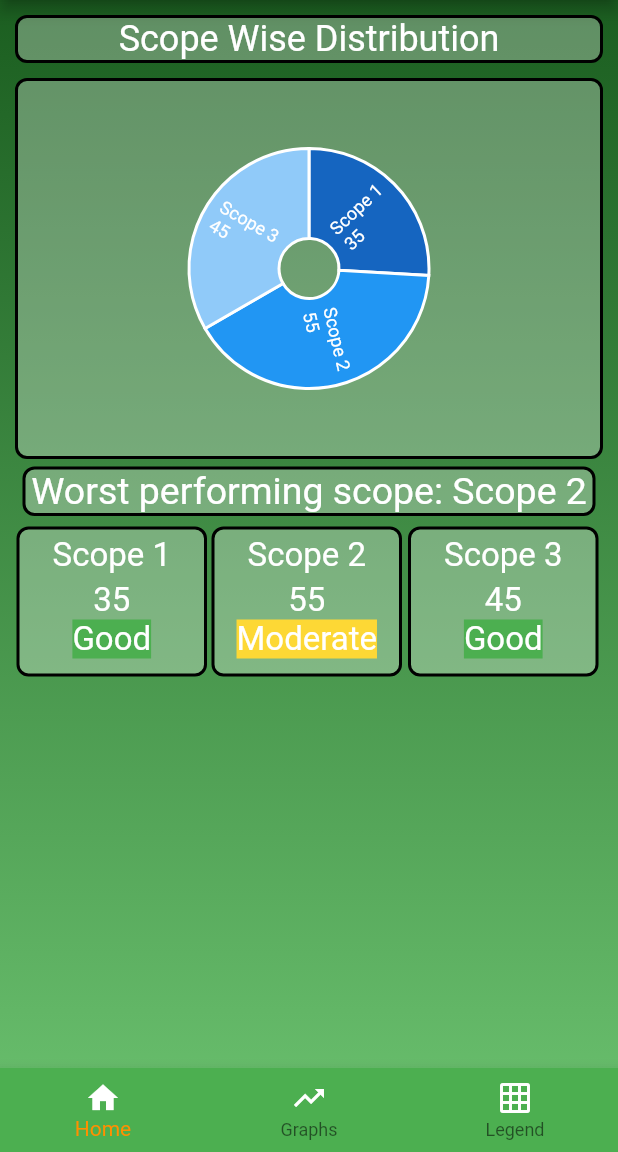
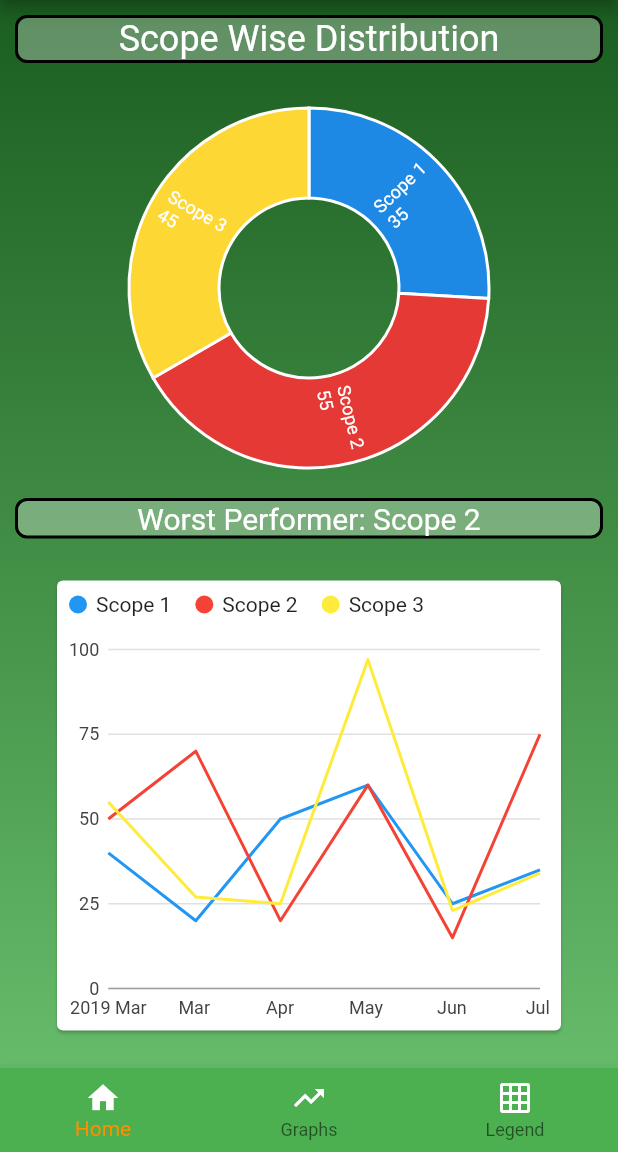
Before and after one commit to mahajanhrishikesh/sccn, a Flutter app: the screen it shows after launch, on a phone screen of 412 x 824 dp, the part 84-1236 px from its top. Run offline on Flutter 3.47's test engine with Material 2 defaults, Android fonts, the phone set to English and light mode, and no system bars; our stand-ins replace charts_flutter.

Commit message:
Added Line Graph to main

```diff
--- a/lib/donut.dart
+++ b/lib/donut.dart
@@ -46,9 +46,9 @@ class DonutAutoLabelChart extends StatelessWidget {
   /// Create one series with sample hard coded data.
   static List<charts.Series<LinearSales, int>> _createSampleData() {
     final data = [
-      new LinearSales(0, 35, Color(0xFF1565C0),'Scope 1'),
-      new LinearSales(1, 55, Color(0xFF2196F3),'Scope 2'),
-      new LinearSales(2, 45, Color(0xFF90CAF9),'Scope 3'),
+      new LinearSales(0, 35, Color(0xFF1E88E5),'Scope 1'),
+      new LinearSales(1, 55, Color(0xFFE53935),'Scope 2'),
+      new LinearSales(2, 45, Color(0xFFFDD835),'Scope 3'),
     ];
 
     return [
--- a/lib/main.dart
+++ b/lib/main.dart
@@ -14,7 +14,88 @@ class MyApp extends StatefulWidget {
   }
 }
 
+//Chart Class:
+class scopeStructure {
+  final DateTime month;
+  final double emissionValue;
+
+  scopeStructure({this.month, this.emissionValue});
+}
+
+//Variables:
+var lineDataScope1 = [
+  scopeStructure(month: DateTime(2019, 3), emissionValue: 40),
+  scopeStructure(month: DateTime(2019, 4), emissionValue: 20),
+  scopeStructure(month: DateTime(2019, 5), emissionValue: 50),
+  scopeStructure(month: DateTime(2019, 6), emissionValue: 60),
+  scopeStructure(month: DateTime(2019, 7), emissionValue: 25),
+  scopeStructure(month: DateTime(2019, 8), emissionValue: 35),
+];
+
+var lineDataScope2 = [
+  scopeStructure(month: DateTime(2019, 3), emissionValue: 50),
+  scopeStructure(month: DateTime(2019, 4), emissionValue: 70),
+  scopeStructure(month: DateTime(2019, 5), emissionValue: 20),
+  scopeStructure(month: DateTime(2019, 6), emissionValue: 60),
+  scopeStructure(month: DateTime(2019, 7), emissionValue: 15),
+  scopeStructure(month: DateTime(2019, 8), emissionValue: 75),
+];
+
+var lineDataScope3 = [
+  scopeStructure(month: DateTime(2019, 3), emissionValue: 55),
+  scopeStructure(month: DateTime(2019, 4), emissionValue: 27),
+  scopeStructure(month: DateTime(2019, 5), emissionValue: 25),
+  scopeStructure(month: DateTime(2019, 6), emissionValue: 97),
+  scopeStructure(month: DateTime(2019, 7), emissionValue: 23),
+  scopeStructure(month: DateTime(2019, 8), emissionValue: 34),
+];
+
+//Line Series:
+var lineSeries = [
+  charts.Series(
+    domainFn: (scopeStructure s, _) => s.month,
+    measureFn: (scopeStructure s, _) => s.emissionValue,
+    id: "Scope 1",
+    data: lineDataScope1,
+  ),
+  charts.Series(
+    domainFn: (scopeStructure s, _) => s.month,
+    measureFn: (scopeStructure s, _) => s.emissionValue,
+    id: "Scope 2",
+    data: lineDataScope2,
+  ),
+  charts.Series(
+    domainFn: (scopeStructure s, _) => s.month,
+    measureFn: (scopeStructure s, _) => s.emissionValue,
+    id: "Scope 3",
+    data: lineDataScope3,
+  ),
+];
+
+//Chart Design
+var lineChart = charts.TimeSeriesChart(
+  lineSeries,
+  animate: true,
+  behaviors: [charts.SeriesLegend(desiredMaxColumns: 1)],
+);
+
+//Chart Builder
+var lineChartWidget = Padding(
+  padding: EdgeInsets.all(24.0),
+  child: Card(
+    child: SizedBox(
+      height: 300.0,
+      child: lineChart,
+    ),
+  ),
+);
+
+
 class _MyAppState extends State<MyApp> {
+  /*******************Line Graph***********************/
+
+  /******************End Line Graph**************************/
+
   int _selectedIndex = 0;
   static const TextStyle optionStyle =
       TextStyle(fontSize: 30, fontWeight: FontWeight.bold);
@@ -43,35 +124,20 @@ class _MyAppState extends State<MyApp> {
                 child: Text('Scope Wise Distribution',
                     style: TextStyle(color: Colors.white, fontSize: 24))),
           ),
+
           Padding(
             padding: const EdgeInsets.only(top: 10.0),
             child: Container(
-              decoration: BoxDecoration(
-                  color: Colors.white30,
-                  borderRadius: BorderRadius.all(Radius.circular(8.0)),
-                  border: Border.all(
-                  width: 2,
-                  ),
-              ),
               child: Container(
                 child: Center(
                   child: Column(
                     children: <Widget>[
                       Container(
-                        width: 200,
-                        height: 250,
+                        width: 280,
+                        height: 280,
                         child: DonutAutoLabelChart.withSampleData(),
-                      )
-                    ],
                       ),
-                ),
-              ),
-            ),
-          ),
-          Padding(
-
-            padding: const EdgeInsets.all(5.0),
-            child: Container(
+                      Container(
                         decoration: BoxDecoration(
                           color: Colors.white30,
                           borderRadius: BorderRadius.all(Radius.circular(8.0)),
@@ -80,156 +146,19 @@ class _MyAppState extends State<MyApp> {
                           ),
                         ),
                         child: Center(
-                  child: Text('Worst performing scope: Scope 2',style: TextStyle(color: Colors.white, fontSize: 25),)
-              ),
-            ),
-          ),
-          Row(children: <Widget>[
-            Padding(
-              padding: const EdgeInsets.all(1.0),
-              child: Container(
-                child: Column(
-                  children: <Widget>[
-                    Padding(
-                      padding: const EdgeInsets.all(4.0),
-                      child: Text(
-                        "Scope 1",
+                            child: Text('Worst Performer: Scope 2',
                                 style: TextStyle(
-                          fontSize: 22,
-                          color: Colors.white,
-                        ),
-                        textAlign: TextAlign.center,
-                      ),
-                    ),
-                    Text(
-                      "35",
-                      style: TextStyle(
-                        fontSize: 22,
-                        color: Colors.white,
-                      ),
-                      textAlign: TextAlign.center,
+                                    color: Colors.white, fontSize: 20))),
                       ),
                       Container(
-                      child: Text(
-                        "Good",
-                        style: TextStyle(
-                          fontSize: 22,
-                          color: Colors.white,
+                        child: lineChartWidget,
                       ),
-                        textAlign: TextAlign.center,
-                      ),
-                      color: Colors.green,
-                    )
                     ],
-                ),
-                height: 100,
-                width: 127,
-                decoration: BoxDecoration(
-                  border: Border.all(
-                    width: 2,
-                  ),
-                  borderRadius: BorderRadius.all(Radius.circular(8.0)),
-                  color: Colors.white30,
-                ),
-              ),
-            ),
-            Padding(
-              padding: const EdgeInsets.all(2.0),
-              child: Container(
-                child: Column(
-                  children: <Widget>[
-                    Padding(
-                      padding: const EdgeInsets.all(4.0),
-                      child: Text(
-                        "Scope 2",
-                        style: TextStyle(
-                          fontSize: 22,
-                          color: Colors.white,
-                        ),
-                        textAlign: TextAlign.center,
-                      ),
-                    ),
-                    Text(
-                      "55",
-                      style: TextStyle(
-                        fontSize: 22,
-                        color: Colors.white,
-                      ),
-                      textAlign: TextAlign.center,
-                    ),
-                    Container(
-                      child: Text(
-                        "Moderate",
-                        style: TextStyle(
-                          fontSize: 22,
-                          color: Colors.white,
-                        ),
-                        textAlign: TextAlign.center,
-                      ),
-                      color: Colors.yellow[600],
-                    )
-                  ],
-                ),
-                height: 100,
-                width: 127,
-                decoration: BoxDecoration(
-                  borderRadius: BorderRadius.all(Radius.circular(8.0)),
-                  color: Colors.white30,
-                  border: Border.all(
-                    width: 2,
                   ),
                 ),
               ),
             ),
-            Padding(
-              padding: const EdgeInsets.all(2.0),
-              child: Container(
-                child: Column(
-                  children: <Widget>[
-                    Padding(
-                      padding: const EdgeInsets.all(4.0),
-                      child: Text(
-                        "Scope 3",
-                        style: TextStyle(
-                          fontSize: 22,
-                          color: Colors.white,
           ),
-                        textAlign: TextAlign.center,
-                      ),
-                    ),
-                    Text(
-                      "45",
-                      style: TextStyle(
-                        fontSize: 22,
-                        color: Colors.white,
-                      ),
-                      textAlign: TextAlign.center,
-                    ),
-                    Container(
-                      child: Text(
-                        "Good",
-                        style: TextStyle(
-                          fontSize: 22,
-                          color: Colors.white,
-                        ),
-                        textAlign: TextAlign.center,
-                      ),
-                      color: Colors.green,
-                    )
-                  ],
-                ),
-                height: 100,
-                width: 127,
-                decoration: BoxDecoration(
-                  border: Border.all(
-                    width: 2,
-                  ),
-                  borderRadius: BorderRadius.all(Radius.circular(8.0)),
-                  color: Colors.white30,
-                ),
-              ),
-            ),
-          ]),
         ],
       ),
     ),
@@ -499,24 +428,3 @@ class _MyAppState extends State<MyApp> {
     ));
   }
 }
-
-class Pollution {
-  String place;
-  int quantity;
-
-  Pollution(this.place, this.quantity);
-}
-
-class Vehicles {
-  int month;
-  double emissions;
-
-  Vehicles(this.month, this.emissions);
-}
-
-class Electricity {
-  String emission;
-  double emission_value;
-
-  Electricity(this.emission, this.emission_value);
-}
--- a/pubspec.yaml
+++ b/pubspec.yaml
@@ -14,7 +14,7 @@ description: A new Flutter application.
 version: 1.0.0+1
 
 environment:
-  sdk: ">=2.1.0 <3.0.0"
+  sdk: ">=2.2.0 <3.0.0"
 
 dependencies:
   font_awesome_flutter: 8.5.0
```
Also changed, not shown: lib/allData.dart (added, +68 -0 lines). Lines whose indentation alone changed are shown as unchanged.
